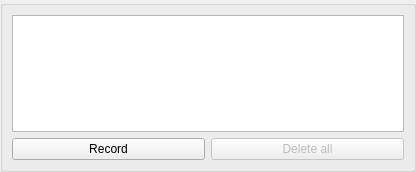
This is simonlib/simonsound/recwidget.ui in KDE/simon as Qt 5 draws it before an edit. The edited form follows.
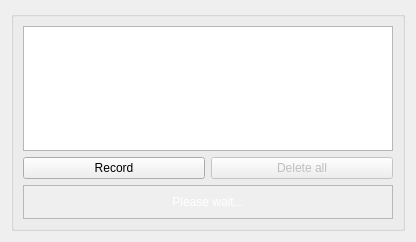
This is the edited form. Custom widgets are drawn as their Qt base class.

The edit to the form file:
```diff
--- a/simonlib/simonsound/recwidget.ui
+++ b/simonlib/simonsound/recwidget.ui
@@ -7,16 +7,13 @@
     <x>0</x>
     <y>0</y>
     <width>416</width>
-    <height>172</height>
+    <height>242</height>
    </rect>
   </property>
   <property name="windowTitle">
    <string>Recording</string>
   </property>
-  <layout class="QVBoxLayout">
-   <property name="margin">
-    <number>0</number>
-   </property>
+  <layout class="QVBoxLayout" name="verticalLayout_3">
    <item>
     <widget class="QGroupBox" name="gbContainer">
      <property name="title">
@@ -54,6 +51,68 @@
         </item>
        </layout>
       </item>
+      <item>
+       <widget class="QFrame" name="frmPromptAction">
+        <property name="autoFillBackground">
+         <bool>true</bool>
+        </property>
+        <property name="frameShape">
+         <enum>QFrame::StyledPanel</enum>
+        </property>
+        <property name="frameShadow">
+         <enum>QFrame::Raised</enum>
+        </property>
+        <layout class="QVBoxLayout" name="verticalLayout_2">
+         <item>
+          <widget class="QLabel" name="lbPromptAction">
+           <property name="palette">
+            <palette>
+             <active>
+              <colorrole role="WindowText">
+               <brush brushstyle="SolidPattern">
+                <color alpha="255">
+                 <red>255</red>
+                 <green>255</green>
+                 <blue>255</blue>
+                </color>
+               </brush>
+              </colorrole>
+             </active>
+             <inactive>
+              <colorrole role="WindowText">
+               <brush brushstyle="SolidPattern">
+                <color alpha="255">
+                 <red>255</red>
+                 <green>255</green>
+                 <blue>255</blue>
+                </color>
+               </brush>
+              </colorrole>
+             </inactive>
+             <disabled>
+              <colorrole role="WindowText">
+               <brush brushstyle="SolidPattern">
+                <color alpha="255">
+                 <red>151</red>
+                 <green>151</green>
+                 <blue>151</blue>
+                </color>
+               </brush>
+              </colorrole>
+             </disabled>
+            </palette>
+           </property>
+           <property name="text">
+            <string>Please wait...</string>
+           </property>
+           <property name="alignment">
+            <set>Qt::AlignCenter</set>
+           </property>
+          </widget>
+         </item>
+        </layout>
+       </widget>
+      </item>
      </layout>
     </widget>
    </item>
```
